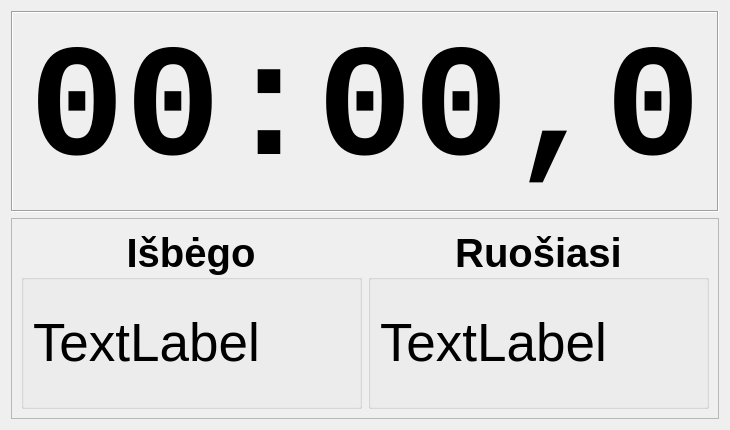
The window that GUIs/BigClockDialog.ui (kulverstukas1/DuathlonStarter) describes before a commit, drawn with Qt 5.
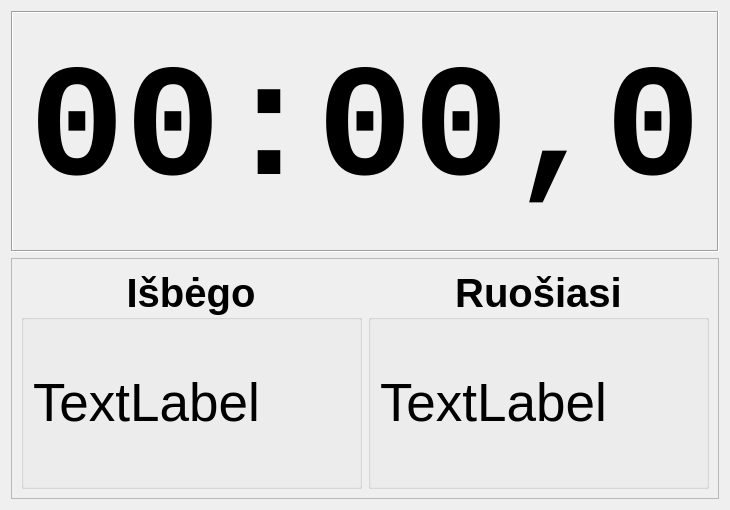
The same window after the commit. Custom widgets are drawn as their Qt base class.

Commit message: pakeistas BigClockDialog dydis; pakeista kad wrapintu teksta, nes naudojant setElidedText ne'wrap'ina

```diff
--- a/GUIs/BigClockDialog.ui
+++ b/GUIs/BigClockDialog.ui
@@ -10,13 +10,13 @@
     <x>0</x>
     <y>0</y>
     <width>730</width>
-    <height>430</height>
+    <height>510</height>
    </rect>
   </property>
   <property name="minimumSize">
    <size>
     <width>730</width>
-    <height>430</height>
+    <height>510</height>
    </size>
   </property>
   <property name="windowTitle">
```
Left out of the diff: 12 changed lines with no effect on the pictures. The commit also changes 2 other files.
